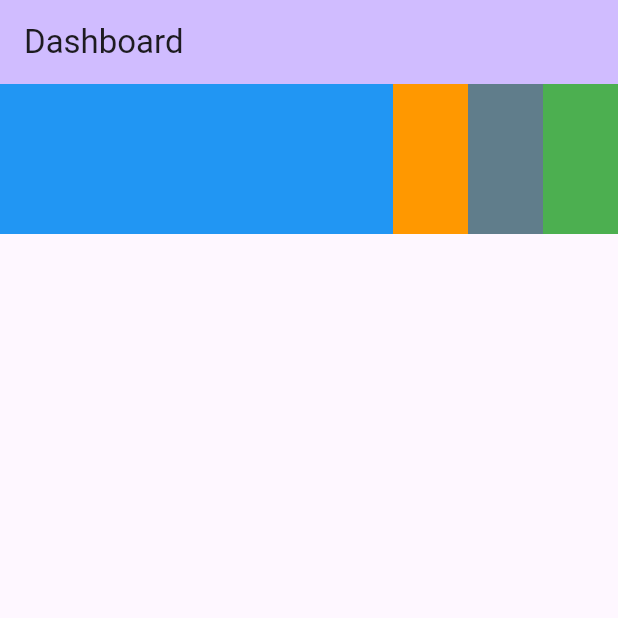
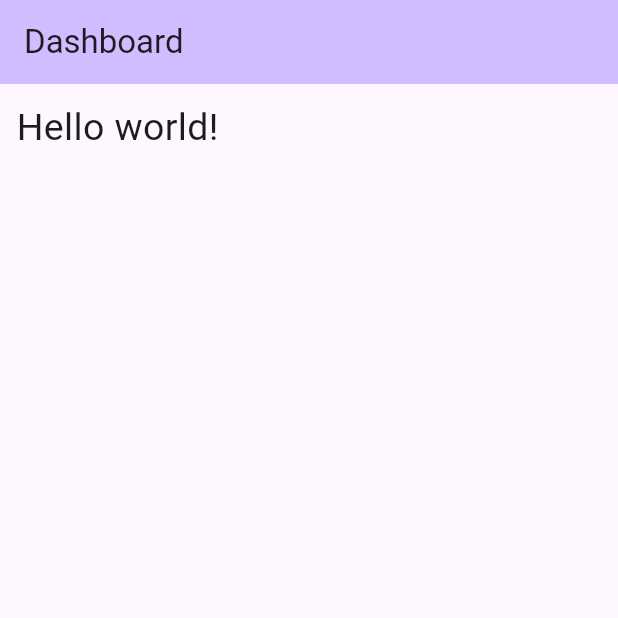
Before and after one commit to UdhavNegi/Flutter-Tutorials, a Flutter app: the screen it shows after launch, on a phone screen of 412 x 824 dp, the top half of it. Run offline on Flutter 3.47's test engine with Material 3 defaults, Android fonts, the phone set to English and light mode, and no system bars.

Commit message:
syntax for padding completed

```diff
--- a/lib/main.dart
+++ b/lib/main.dart
@@ -29,43 +29,10 @@ class DashBoardScreen extends StatelessWidget{
         title : Text("Dashboard"),
       ),
 
-      body : Row(
-        // mainAxisAlignment: MainAxisAlignment.center,
-        children: [
-          Expanded(
-            flex : 2,
-            child : Container(width : 50,
-            height: 100,
-            color: Colors.blue,),
-          ),
-          Container(
-            width : 50,
-            height: 100,
-            color: Colors.blue,
-          ),
-
-          // Expanded(
-          //   child : Container(
-            Container(
-              width : 50,
-              height: 100,
-              color: Colors.orange,
-            ),
-          // ),
-
-
-          Container(
-            width : 50,
-            height: 100,
-            color: Colors.blueGrey,
-          ),
-
-          Container(
-            width : 50,
-            height: 100,
-            color: Colors.green,
-          ),
-        ],
+      body : Padding(
+        // padding: EdgeInsets.only(top : 11, left : 34),
+        padding: EdgeInsets.all(11),
+        child: Text('Hello world!', style : TextStyle(fontSize: 25),),
       )
     );
   }
```
